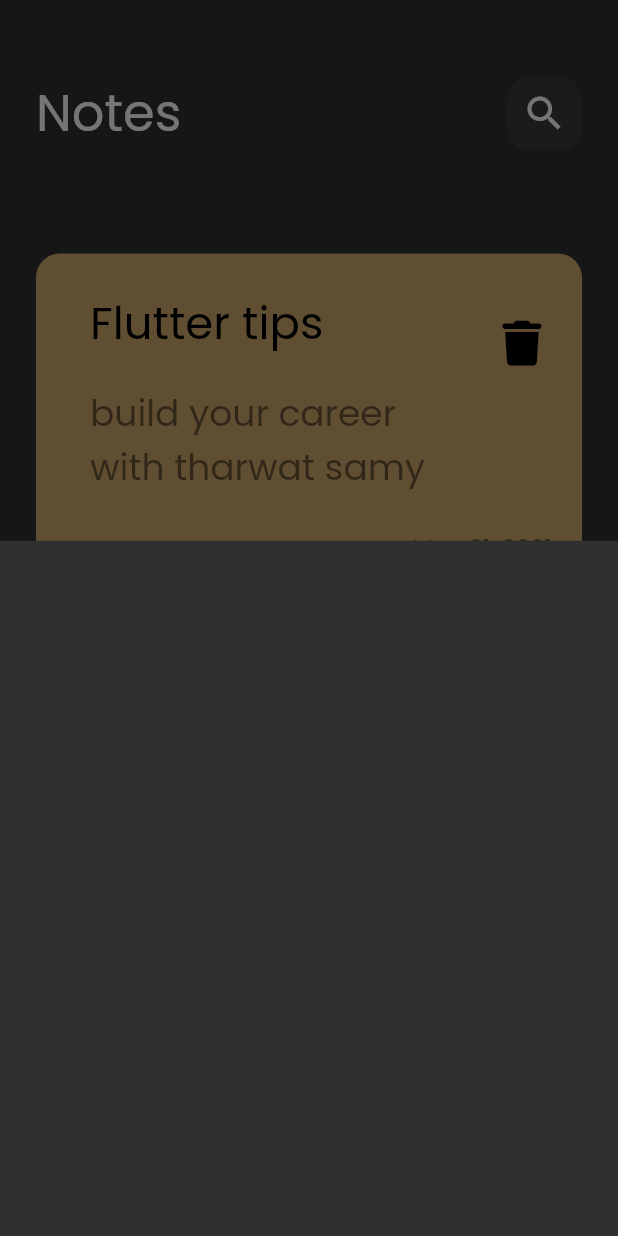
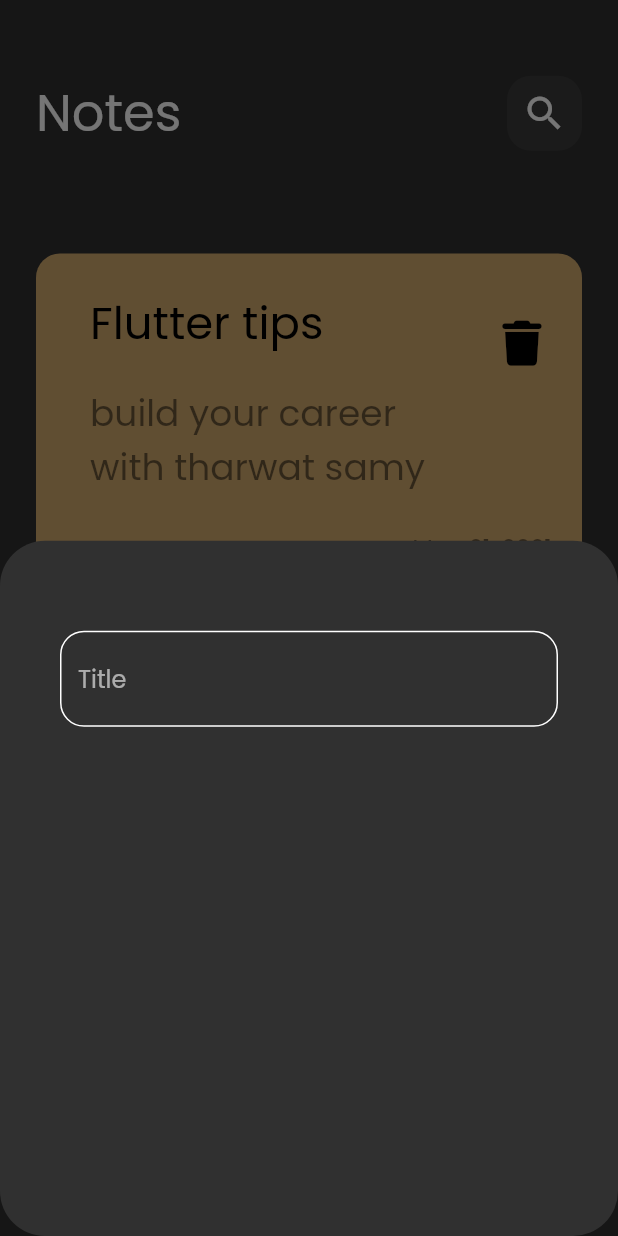
Before and after one commit to Mohamed-Elghzaly/note_app, a Flutter app: the screen it shows after launch, after a tap on the "add" icon, on a phone screen of 412 x 824 dp. Run offline on Flutter 3.47's test engine with Material 2 defaults, Android fonts, the phone set to English and light mode, and no system bars; our stand-ins replace font_awesome_flutter.

Commit message:
custom text field

```diff
--- /dev/null
+++ b/lib/constants.dart
@@ -0,0 +1,3 @@
+import 'package:flutter/material.dart';
+
+const kPrimaryColor = Color(0xff62ffcd7);
--- a/lib/views/notes_view.dart
+++ b/lib/views/notes_view.dart
@@ -13,6 +13,8 @@ class NotesView extends StatelessWidget {
       floatingActionButton: FloatingActionButton(
         onPressed: () {
           showModalBottomSheet(
+            shape:
+                RoundedRectangleBorder(borderRadius: BorderRadius.circular(30)),
             context: context,
             builder: (context) {
               return const ShowBottomSheet();
--- a/lib/views/widgets/ShowBottomSheet.dart
+++ b/lib/views/widgets/ShowBottomSheet.dart
@@ -1,11 +1,22 @@
+import 'package:flutter/material.dart';
 
-import 'package:flutter/material.dart';
+import 'custom_text_field.dart';
 
 class ShowBottomSheet extends StatelessWidget {
   const ShowBottomSheet({super.key});
 
   @override
   Widget build(BuildContext context) {
-    return Container();
+    return Padding(
+      padding: const EdgeInsets.symmetric(horizontal: 40),
+      child: Column(
+        children: [
+          SizedBox(
+            height: 60,
+          ),
+          CustomTextField(),
+        ],
+      ),
+    );
   }
 }
--- /dev/null
+++ b/lib/views/widgets/custom_text_field.dart
@@ -0,0 +1,29 @@
+import 'package:flutter/material.dart';
+import 'package:flutter/src/widgets/framework.dart';
+import 'package:flutter/src/widgets/placeholder.dart';
+import 'package:note_app/constants.dart';
+
+class CustomTextField extends StatelessWidget {
+  const CustomTextField({super.key});
+
+  @override
+  Widget build(BuildContext context) {
+    return TextField(
+      cursorColor: kPrimaryColor,
+      decoration: InputDecoration(
+        hintText: 'Title',
+        // hintStyle: TextStyle(color: kPrimaryColor),
+        border: buildBorder(),
+        enabledBorder: buildBorder(),
+        focusedBorder: buildBorder(kPrimaryColor),
+      ),
+    );
+  }
+
+  OutlineInputBorder buildBorder([color]) {
+    return OutlineInputBorder(
+      borderRadius: BorderRadius.circular(16),
+      borderSide: BorderSide(color: color ?? Colors.white),
+    );
+  }
+}
```
